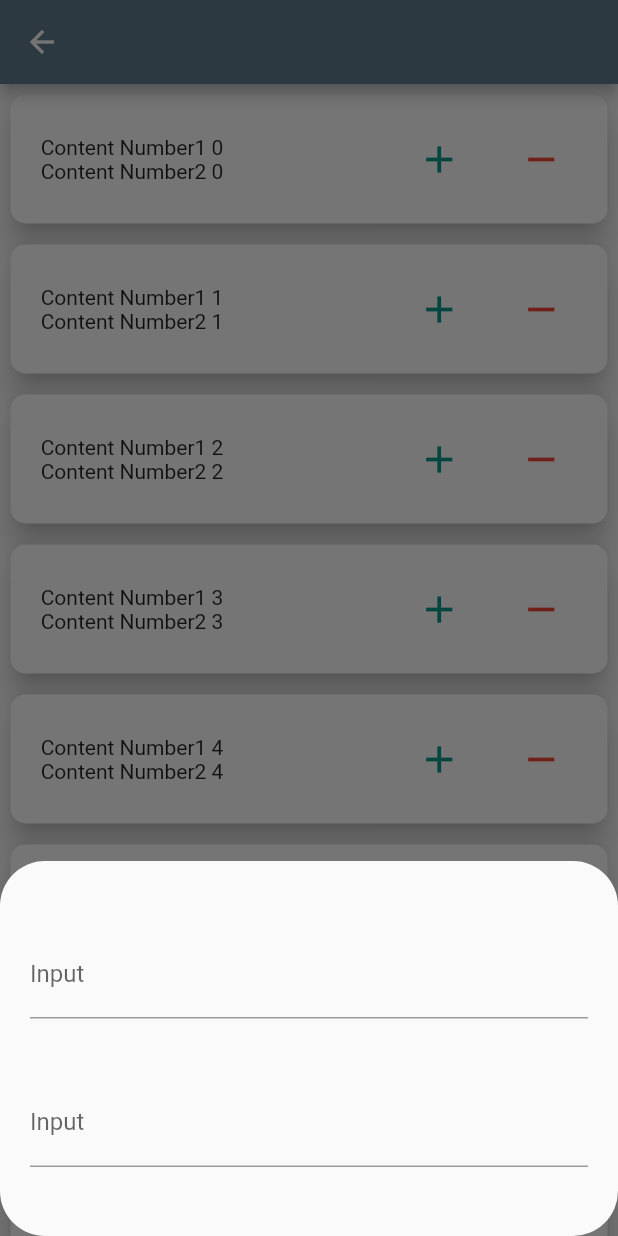
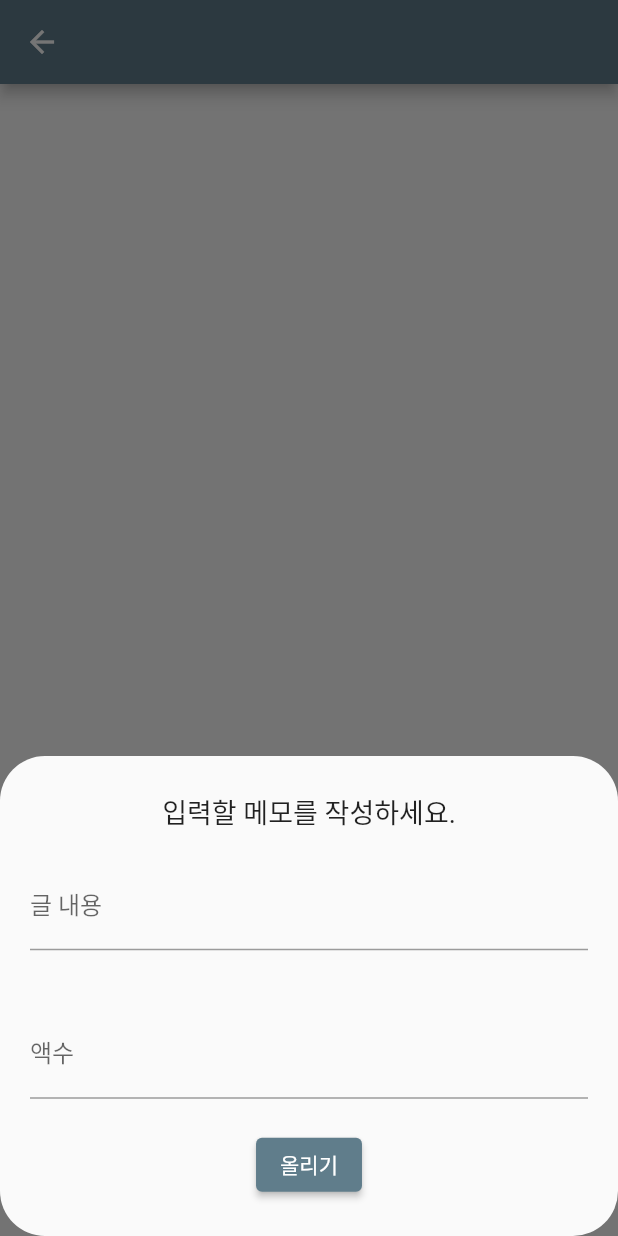
Before and after one commit to ralphlhs/windows_app_2, a Flutter app: the MemoPage screen opened directly with empty values, after a tap on the "add" icon, on a phone screen of 412 x 824 dp. Run offline on Flutter 3.47's test engine with Material 2 defaults, Android fonts, the phone set to English and light mode, and no system bars; our stand-ins replace cloud_firestore, firebase_auth, firebase_core, firebase_storage, flutter_signin_button, google_fonts and 3 more; accounts and stored records are empty.

Commit message:
Update memo_page.dart
사무실에서 작업

```diff
--- a/lib/memo_page.dart
+++ b/lib/memo_page.dart
@@ -1,4 +1,5 @@
 import 'package:firebase_auth/firebase_auth.dart';
+import 'package:flutter/cupertino.dart';
 import 'package:flutter/material.dart';
 import 'package:cloud_firestore/cloud_firestore.dart';
 
@@ -28,16 +29,22 @@ class _MemoPageState extends State<MemoPage> {
     return Scaffold(
       appBar: AppBar(title: Text(widget.user!.displayName!)),
       body: _buildBody(),
+      floatingActionButton: FloatingActionButton(
+        onPressed: () {
+          _addText();
+        },
+        child: const Icon(Icons.add),
+      ),
     );
   }
 
   Widget _buildBody() {
-    return StreamBuilder(
-        stream: collectionReference.doc().snapshots(),
+    return StreamBuilder<QuerySnapshot>(
+        stream: collectionReference.snapshots(),
         builder: (context, AsyncSnapshot snapshot) {
-// final DocumentSnapshot docu = snapshot.data;
+          var docu = snapshot.data?.docs ?? [];
           return ListView.builder(
-            itemCount: 10,
+            itemCount: docu.length,
             itemBuilder: (context, index) {
               return SizedBox(
                 height: 100,
@@ -45,7 +52,7 @@ class _MemoPageState extends State<MemoPage> {
                 child: Card(
                   margin: const EdgeInsets.all(7),
                   shape: RoundedRectangleBorder(
-//모서리를 둥글게 하기 위해 사용
+                    //모서리를 둥글게 하기 위해 사용
                     borderRadius: BorderRadius.circular(10.0),
                   ),
                   elevation: 8.0,
@@ -55,8 +62,8 @@ class _MemoPageState extends State<MemoPage> {
                       Column(
                         mainAxisAlignment: MainAxisAlignment.center,
                         children: [
-                          Text('Content Number1 ${index}'),
-                          Text('Content Number2 ${index}'),
+                          Text(docu[index]['name']),
+                          Text(docu[index]['amount']),
                         ],
                       ),
                       const SizedBox(
@@ -64,7 +71,7 @@ class _MemoPageState extends State<MemoPage> {
                       ),
                       IconButton(
                         onPressed: () {
-                          _addText();
+                          _amendText();
                         },
                         icon: const Icon(Icons.add),
                         color: Colors.teal,
@@ -99,7 +106,7 @@ class _MemoPageState extends State<MemoPage> {
         context: context,
         builder: (BuildContext context) {
           return Container(
-            height: 250,
+            height: 320,
             color: Colors.transparent,
             child: Container(
               decoration: const BoxDecoration(
@@ -112,23 +119,39 @@ class _MemoPageState extends State<MemoPage> {
                 child: Column(
                   mainAxisAlignment: MainAxisAlignment.center,
                   children: [
+                    const Text(
+                      "입력할 메모를 작성하세요.",
+                      style: TextStyle(fontSize: 18.0),
+                    ),
                     Padding(
                       padding: const EdgeInsets.all(20.0),
                       child: TextField(
                         controller: text01,
                         decoration: const InputDecoration(
-                          labelText: 'Input',
+                          labelText: '글 내용',
                         ),
                       ),
                     ),
                     Padding(
                       padding: const EdgeInsets.all(20.0),
                       child: TextField(
+                        keyboardType: TextInputType.number,
                         controller: text02,
                         decoration: const InputDecoration(
-                          labelText: 'Input',
+                          labelText: '액수',
                         ),
                       ),
+                    ),
+                    ElevatedButton(
+                      onPressed: () {
+                        collectionReference.doc().set({
+                          'id': widget.user!.email,
+                          'name': text01.text,
+                          'amount': text02.text,
+                        });
+                        Navigator.pop(context);
+                      },
+                      child: const Text('올리기'),
                     ),
                   ],
                 ),
@@ -138,5 +161,7 @@ class _MemoPageState extends State<MemoPage> {
         });
   }
 
+  void _amendText() {}
+
   void _deleteText() {}
 }
```
